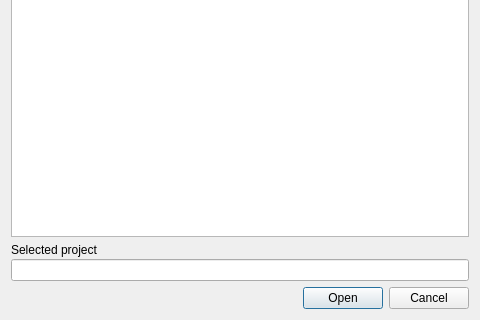
This is pyssa/gui/ui/forms/open_project_view.ui in urban233/PySSA as Qt 5 draws it before an edit; both pictures show x 0 to 480 and y 203 to 523 of the 480 by 523 pixel window. The edited form follows.
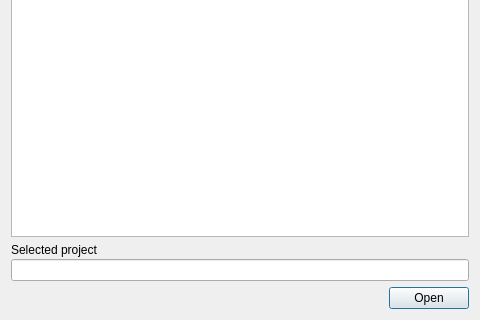
This is the edited form.

```diff
--- a/pyssa/gui/ui/forms/open_project_view.ui
+++ b/pyssa/gui/ui/forms/open_project_view.ui
@@ -95,13 +95,6 @@
        </property>
       </widget>
      </item>
-     <item>
-      <widget class="QPushButton" name="btn_cancel">
-       <property name="text">
-        <string>Cancel</string>
-       </property>
-      </widget>
-     </item>
     </layout>
    </item>
   </layout>
```
